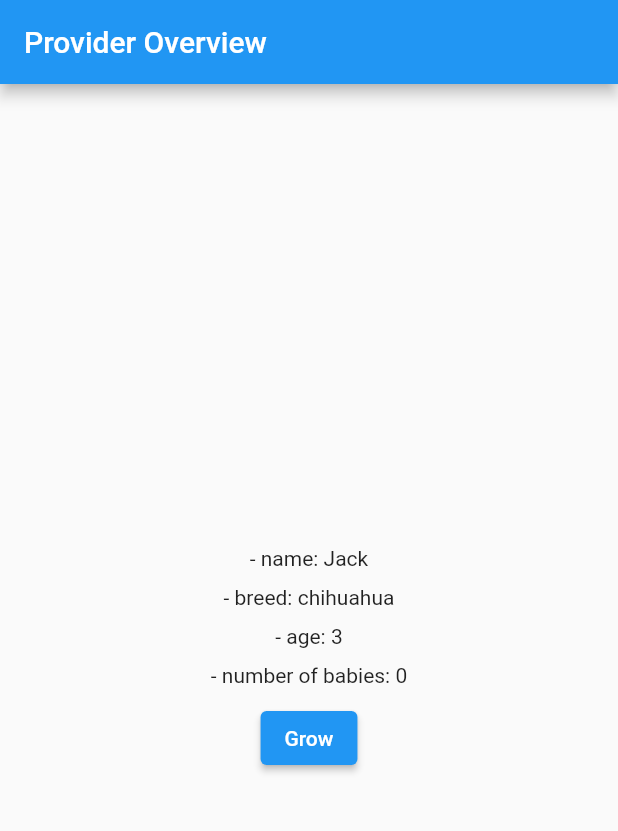
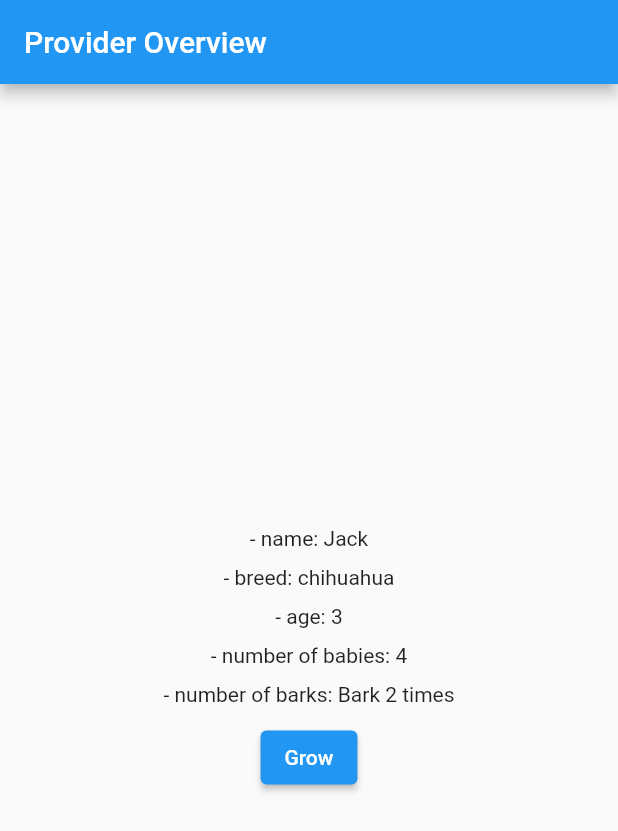
Before and after one commit to tajjacob/flutter_example, a Flutter app: the screen it shows after launch, on a phone screen of 412 x 824 dp. Shown: the top 831 px of the screen. Run offline on Flutter 3.47's test engine with Material 2 defaults, Android fonts, the phone set to English and light mode, and no system bars; our stand-ins replace permission_handler; missing offline and left inert: aad_oauth, health, health_kit.

Commit message:
⚗️ tutorial: 14. StreamProvider
♻️ refactor: multi_providers.dart

```diff
--- a/lib/main.dart
+++ b/lib/main.dart
@@ -1,10 +1,7 @@
-import 'package:example/src/features/json_placeholder/presentation/provider/todo_provider.dart';
-import 'package:example/src/features/provider_overview/data/models/babies_model.dart';
-import 'package:example/src/features/provider_overview/data/models/dog_model.dart';
 import 'package:example/src/features/provider_overview/presentation/pages/dog_page.dart';
 import 'package:flutter/material.dart';
-import 'package:provider/provider.dart';
 
+import 'src/core/multi_providers.dart';
 import 'src/features/microsoft_auth/presentation/pages/microsoft_auth_page.dart';
 
 void main() {
@@ -16,20 +13,7 @@ class MyApp extends StatelessWidget {
 
   @override
   Widget build(BuildContext context) {
-    return MultiProvider(
-      providers: [
-        ChangeNotifierProvider(create: (_) => TodoProvider()),
-        ChangeNotifierProvider<Dog>(
-            create: (context) => Dog(name: 'Jack', breed: 'chihuahua', age: 3)),
-        FutureProvider(
-          create: (context) {
-            final int dogAge = context.read<Dog>().age;
-            final babies = Babies(age: dogAge);
-            return babies.getBabies();
-          },
-          initialData: 0,
-        ),
-      ],
+    return MultiProviders(
       child: MaterialApp(
         title: 'Flutter Demo',
         theme: ThemeData(
--- /dev/null
+++ b/lib/src/core/multi_providers.dart
@@ -0,0 +1,41 @@
+import 'package:flutter/material.dart';
+import 'package:provider/provider.dart';
+
+import '../features/json_placeholder/presentation/provider/todo_provider.dart';
+import '../features/provider_overview/data/models/babies_model.dart';
+import '../features/provider_overview/data/models/dog_model.dart';
+
+class MultiProviders extends StatelessWidget {
+  const MultiProviders({
+    super.key,
+    required this.child,
+  });
+  final Widget child;
+
+  @override
+  Widget build(BuildContext context) {
+    return MultiProvider(
+      providers: [
+        ChangeNotifierProvider(create: (_) => TodoProvider()),
+        ChangeNotifierProvider<Dog>(
+            create: (context) => Dog(name: 'Jack', breed: 'chihuahua', age: 3)),
+        FutureProvider(
+          create: (context) {
+            final int dogAge = context.read<Dog>().age;
+            final babies = Babies(age: dogAge);
+            return babies.getBabies();
+          },
+          initialData: 0,
+        ),
+        StreamProvider(
+            create: (context) {
+              final int dogAge = context.read<Dog>().age;
+              final babies = Babies(age: dogAge * 2);
+              return babies.bark();
+            },
+            initialData: 'Bark 0 times'),
+      ],
+      child: child,
+    );
+  }
+}
--- a/lib/src/features/provider_overview/data/models/babies_model.dart
+++ b/lib/src/features/provider_overview/data/models/babies_model.dart
@@ -14,4 +14,11 @@ class Babies {
       return 2;
     }
   }
+
+  Stream<String> bark() async* {
+    for (int i = 0; i < age; i++) {
+      await Future.delayed(const Duration(seconds: 2));
+      yield 'Bark $i times';
+    }
+  }
 }
--- a/lib/src/features/provider_overview/presentation/widgets/age_widget.dart
+++ b/lib/src/features/provider_overview/presentation/widgets/age_widget.dart
@@ -17,6 +17,8 @@ class Age extends StatelessWidget {
         const SizedBox(height: 10),
         Text('- number of babies: ${context.read<int>()}'),
         const SizedBox(height: 10),
+        Text('- number of barks: ${context.watch<String>()}'),
+        const SizedBox(height: 10),
         ElevatedButton(
             onPressed: () {
               context.read<Dog>().grow();
```
